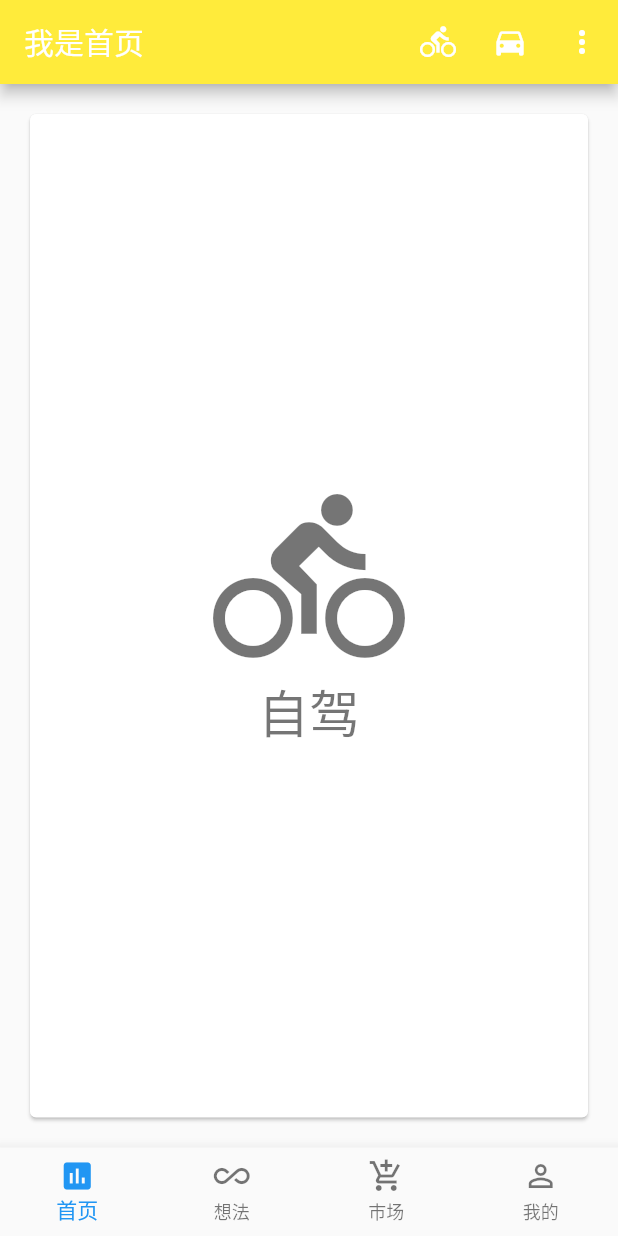
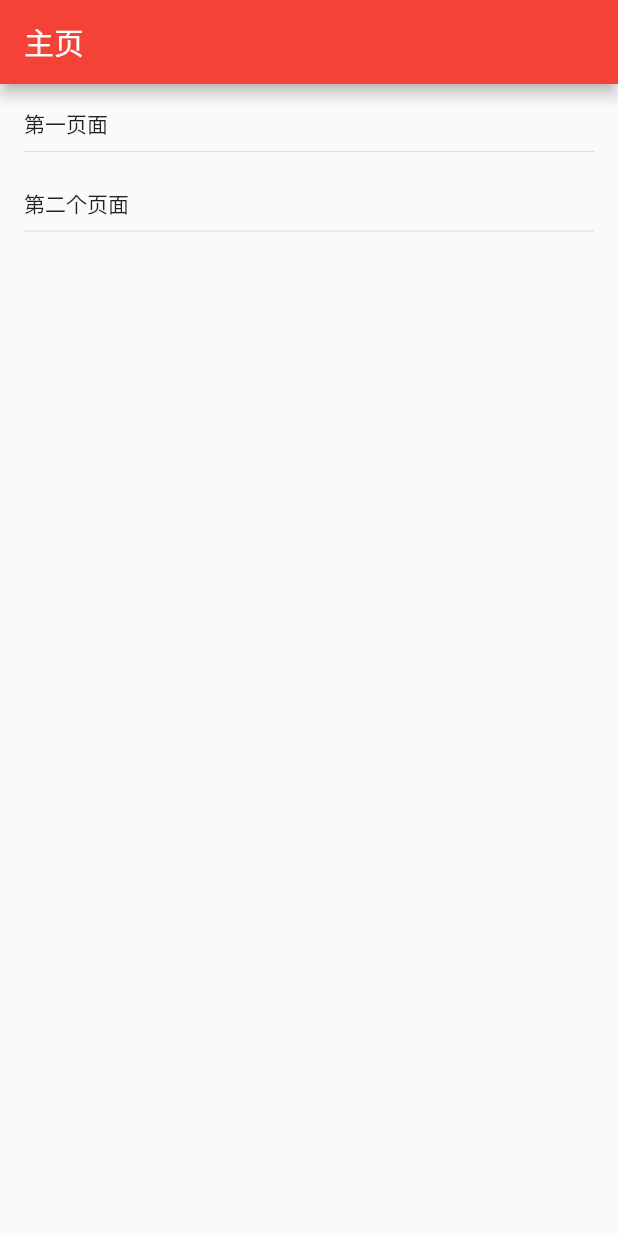
Before and after one commit to Unrealplace/flutterapp, a Flutter app: the screen it shows after launch, on a phone screen of 412 x 824 dp. Run offline on Flutter 3.47's test engine with Material 2 defaults, Android fonts, the phone set to English and light mode, and no system bars.

Commit message:
listview 添加跳转

```diff
--- a/flutter_demo1/lib/main.dart
+++ b/flutter_demo1/lib/main.dart
@@ -11,7 +11,70 @@ class MyApp extends StatelessWidget {
       theme: new ThemeData(
         primarySwatch: Colors.red,
       ),
-      home: new Index(),
+      home: MyMainPage(_getSkipList()),
     );
   }
+
+  List _getSkipList() {
+    List<String> titles = ["第一页面", "第二个页面"];
+    List<String> routeNames = ["first_page", "second_page"];
+    List<SkipModel> listModel = [];
+    for (int i = 0; i < titles.length; i++) {
+      SkipModel model = SkipModel(routeNames[i], titles[i]);
+      listModel.add(model);
+    }
+
+    return listModel;
+  }
 }
+
+class SkipModel {
+  String routName;
+  String title;
+
+  SkipModel(this.routName, this.title);
+}
+
+class MyMainPage extends StatelessWidget {
+  final List<SkipModel> dataSource;
+
+  MyMainPage(this.dataSource);
+
+  @override
+  Widget build(BuildContext context) {
+    // TODO: implement build
+    return Scaffold(
+      appBar: AppBar(
+        title: Text('主页'),
+      ),
+      body: Container(
+        padding: const EdgeInsets.all(8.0),
+        child: ListView.builder(
+          itemBuilder: (BuildContext context, int index) {
+            return GestureDetector(
+              onTap: () {
+                _skipWithIndex(index);
+              },
+              child: Container(
+                padding: const EdgeInsets.all(8.0),
+                child: Column(
+                  crossAxisAlignment: CrossAxisAlignment.start,
+                  children: <Widget>[
+                    Text("${dataSource[index].title}"),
+                    Divider(),
+                  ],
+                ),
+
+              ),
+            );
+          },
+          itemCount: dataSource.length,
+        ),
+      ),
+    );
+  }
+
+  void _skipWithIndex(int index) {
+    swit
+  }
+}
```
